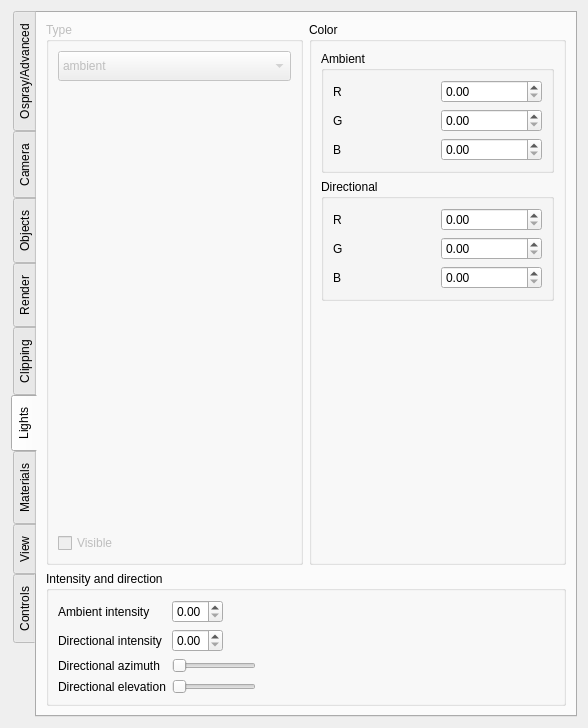
SCIInstitute/SCIRun, file src/Interface/Modules/Render/ViewOspraySceneConfig.ui: the form before one commit.
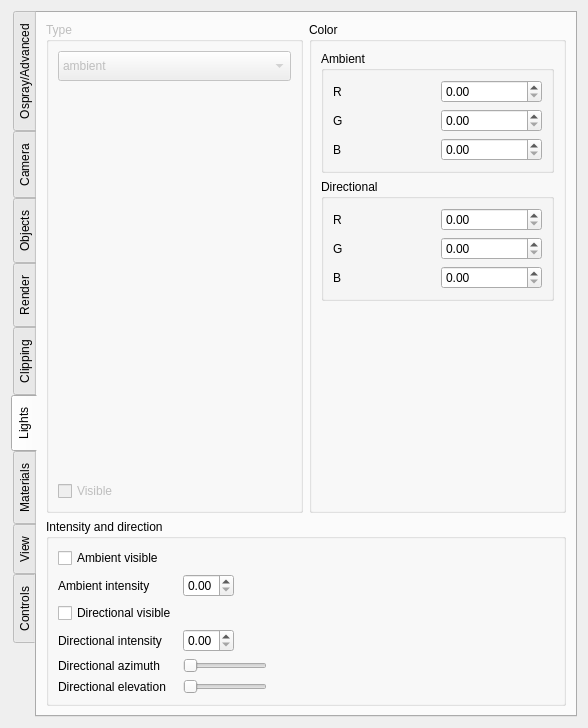
The form after the commit. The open tabs and pages were chosen to show the change.

```diff
--- a/src/Interface/Modules/Render/ViewOspraySceneConfig.ui
+++ b/src/Interface/Modules/Render/ViewOspraySceneConfig.ui
@@ -1064,14 +1064,14 @@
           <property name="fieldGrowthPolicy">
            <enum>QFormLayout::FieldsStayAtSizeHint</enum>
           </property>
-          <item row="0" column="0">
+          <item row="1" column="0">
            <widget class="QLabel" name="label_27">
             <property name="text">
              <string>Ambient intensity</string>
             </property>
            </widget>
           </item>
-          <item row="0" column="1">
+          <item row="1" column="1">
            <widget class="QDoubleSpinBox" name="ambientLightIntensityDoubleSpinBox_">
             <property name="maximum">
              <double>3.000000000000000</double>
@@ -1081,14 +1081,14 @@
             </property>
            </widget>
           </item>
-          <item row="1" column="0">
+          <item row="3" column="0">
            <widget class="QLabel" name="label_28">
             <property name="text">
              <string>Directional intensity</string>
             </property>
            </widget>
           </item>
-          <item row="1" column="1">
+          <item row="3" column="1">
            <widget class="QDoubleSpinBox" name="directionalLightIntensityDoubleSpinBox_">
             <property name="maximum">
              <double>3.000000000000000</double>
@@ -1098,34 +1098,48 @@
             </property>
            </widget>
           </item>
-          <item row="2" column="0">
+          <item row="4" column="0">
            <widget class="QLabel" name="label_29">
             <property name="text">
              <string>Directional azimuth</string>
             </property>
            </widget>
           </item>
-          <item row="2" column="1">
+          <item row="4" column="1">
            <widget class="QSlider" name="directionalLightAzimuthSlider_">
             <property name="orientation">
              <enum>Qt::Horizontal</enum>
             </property>
            </widget>
           </item>
-          <item row="3" column="0">
+          <item row="5" column="0">
            <widget class="QLabel" name="label_30">
             <property name="text">
              <string>Directional elevation</string>
             </property>
            </widget>
           </item>
-          <item row="3" column="1">
+          <item row="5" column="1">
            <widget class="QSlider" name="directionalLightElevationSlider_">
             <property name="orientation">
              <enum>Qt::Horizontal</enum>
             </property>
            </widget>
           </item>
+          <item row="0" column="0">
+           <widget class="QCheckBox" name="ambientVisibleCheckBox_">
+            <property name="text">
+             <string>Ambient visible</string>
+            </property>
+           </widget>
+          </item>
+          <item row="2" column="0">
+           <widget class="QCheckBox" name="directionalVisibleCheckBox_">
+            <property name="text">
+             <string>Directional visible</string>
+            </property>
+           </widget>
+          </item>
          </layout>
         </widget>
        </item>
```
